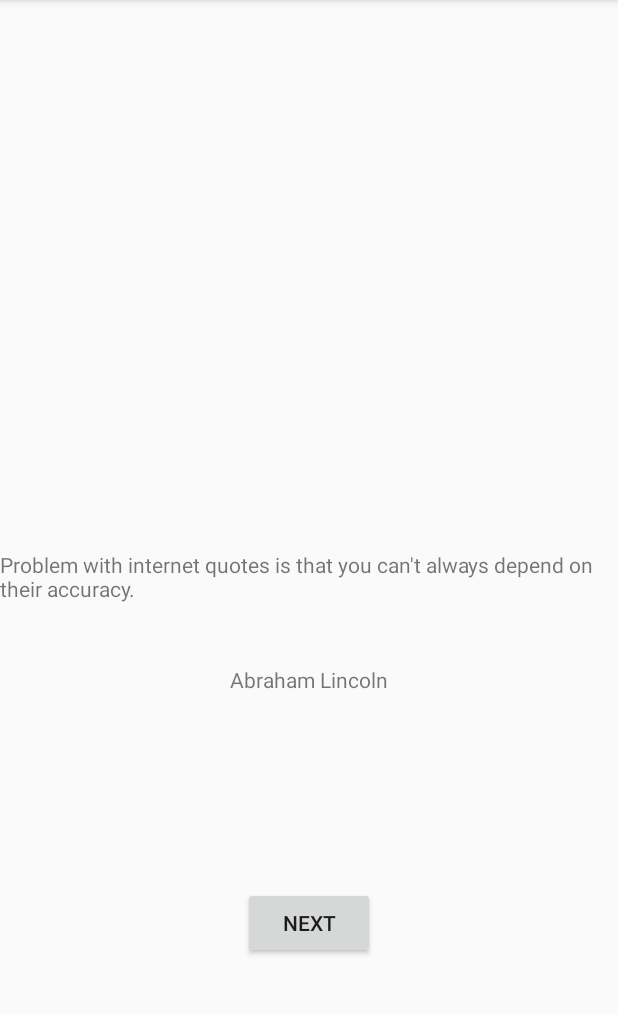
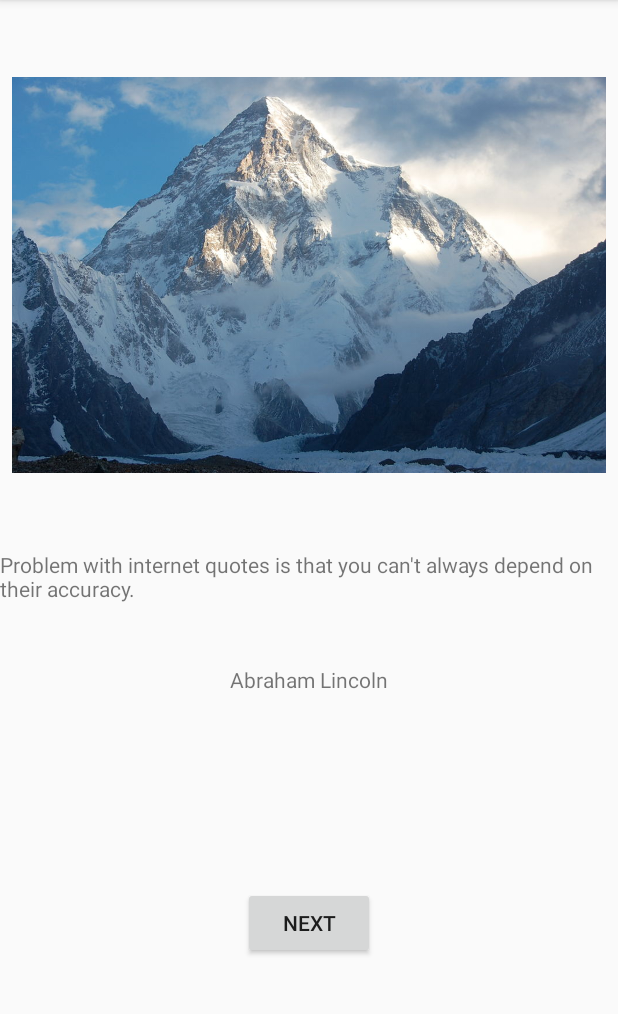
Before and after one commit to solomonjkim/Quote_of_the_day, an Android app: the screen it shows after launch (QuoteActivity), on a phone screen of 412 x 824 dp, the part 84-1098 px from its top. Run offline under Robolectric (Android 15) with nearby library versions, the light colour scheme and no system bars.

Commit message:
Added First Image

```diff
--- a/app/src/main/java/edu/andrews/cptr252/ksolomon/quoteoftheday/QuoteActivity.java
+++ b/app/src/main/java/edu/andrews/cptr252/ksolomon/quoteoftheday/QuoteActivity.java
@@ -4,6 +4,7 @@ import android.support.v7.app.AppCompatActivity;
 import android.os.Bundle;
 import android.view.View;
 import android.widget.Button;
+import android.widget.ImageView;
 import android.widget.TextView;
 import android.content.Intent;
 
@@ -31,6 +32,7 @@ public class QuoteActivity extends AppCompatActivity {
     private TextView mQuoteTextView;
     private TextView mAuthorTextView;
     private Button mNextButton;
+    private ImageView mImageView;
 
 
 
@@ -74,6 +76,8 @@ public class QuoteActivity extends AppCompatActivity {
             mCurrentIndex = savedInstanceState.getInt(KEY_QUOTE_INDEX);
         }
 
+        mImageView = (ImageView) findViewById(R.id.imageView);
+        mImageView.setImageResource(R.drawable.mountain_pic);
         mQuoteTextView = findViewById(R.id.quoteTextView);
         int quote = mQuoteList[mCurrentIndex].getQuote();
         mQuoteTextView.setText(quote);
--- a/app/src/main/res/layout/activity_quote.xml
+++ b/app/src/main/res/layout/activity_quote.xml
@@ -45,4 +45,20 @@
         app:layout_constraintStart_toStartOf="parent"
         app:layout_constraintTop_toBottomOf="@+id/authorTextView" />
 
+    <ImageView
+        android:id="@+id/imageView"
+        android:layout_width="0dp"
+        android:layout_height="0dp"
+        android:layout_marginBottom="8dp"
+        android:layout_marginEnd="8dp"
+        android:layout_marginStart="8dp"
+        android:layout_marginTop="8dp"
+        app:layout_constraintBottom_toTopOf="@+id/quoteTextView"
+        app:layout_constraintEnd_toEndOf="parent"
+        app:layout_constraintHorizontal_bias="0.24"
+        app:layout_constraintStart_toStartOf="parent"
+        app:layout_constraintTop_toTopOf="parent"
+        app:layout_constraintVertical_bias="0.24000001"
+        app:srcCompat="@mipmap/ic_launcher" />
+
 </android.support.constraint.ConstraintLayout>
```
Also changed, not shown: app/src/main/res/drawable/mountain_pic.jpg (added).
